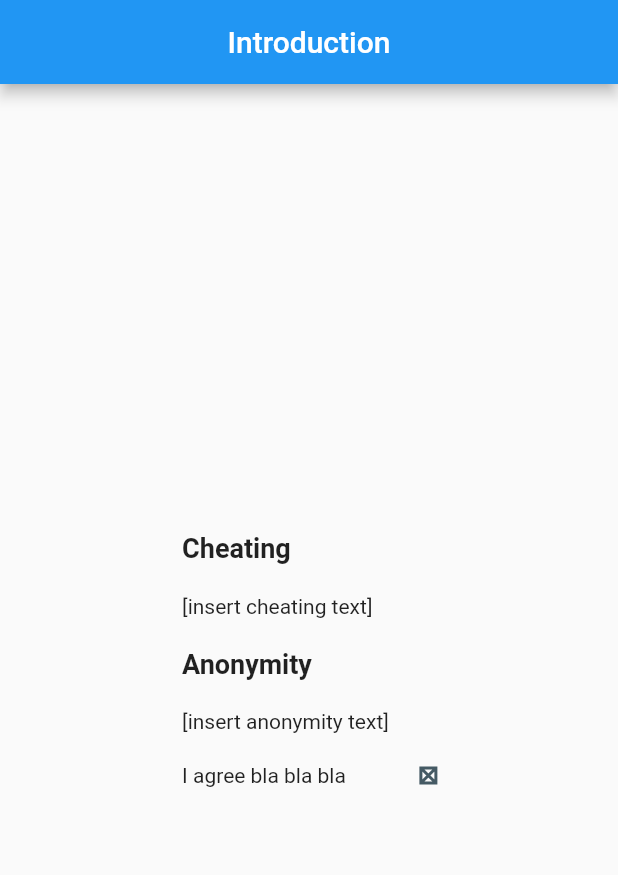
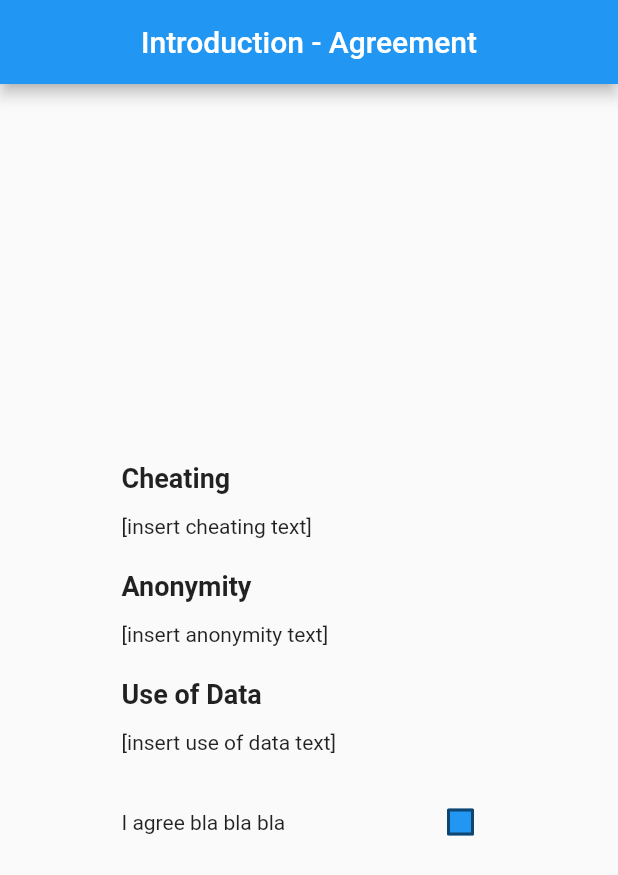
Before and after one commit to HadyMash/psych-ia-experiment, a Flutter app: the screen it shows after launch, after a tap on "Get Started", on a phone screen of 412 x 824 dp. Shown: the top 875 px of the screen. Run offline on Flutter 3.47's test engine with Material 2 defaults, Android fonts, the phone set to English and light mode, and no system bars; our stand-ins replace cloud_firestore, firebase_auth, firebase_core; missing offline and left inert: dart:html; accounts and stored records are empty.

Commit message:
finished introduction screens.

```diff
--- a/lib/main.dart
+++ b/lib/main.dart
@@ -29,7 +29,7 @@ class Home extends StatelessWidget {
         child: ElevatedButton(
           child: const Text('Get Started'),
           onPressed: () => Navigator.of(context)
-              .push(MaterialPageRoute(builder: (context) => const Intro())),
+              .push(MaterialPageRoute(builder: (context) => const Agreement())),
         ),
       ),
       bottomNavigationBar: SizedBox(
--- a/lib/screens/intro.dart
+++ b/lib/screens/intro.dart
@@ -1,28 +1,39 @@
 import 'package:flutter/material.dart';
 
-class Intro extends StatefulWidget {
-  const Intro({Key? key}) : super(key: key);
+class Agreement extends StatefulWidget {
+  const Agreement({Key? key}) : super(key: key);
 
   @override
-  _IntroState createState() => _IntroState();
+  _AgreementState createState() => _AgreementState();
 }
 
-class _IntroState extends State<Intro> {
+class _AgreementState extends State<Agreement> {
+  bool offstage = true;
+  bool isChecked = false;
+
   @override
   Widget build(BuildContext context) {
-    final double height = MediaQuery.of(context).size.height;
-    final double width = MediaQuery.of(context).size.width;
+    Color getColor(Set<MaterialState> states) {
+      const Set<MaterialState> interactiveStates = <MaterialState>{
+        MaterialState.pressed,
+        MaterialState.hovered,
+        MaterialState.focused,
+      };
+      if (states.any(interactiveStates.contains)) {
+        return Colors.blue;
+      }
+      return Colors.blue;
+    }
 
     return Scaffold(
       appBar: AppBar(
-        title: const Text('Introduction'),
+        title: const Text('Introduction - Agreement'),
         automaticallyImplyLeading: false,
         centerTitle: true,
       ),
       body: Center(
-        child: Padding(
-          padding: EdgeInsets.symmetric(
-              vertical: height * 0.1, horizontal: width * 0.2),
+        child: SizedBox(
+          width: 250,
           child: SingleChildScrollView(
             child: Column(
               mainAxisSize: MainAxisSize.max,
@@ -33,9 +44,10 @@ class _IntroState extends State<Intro> {
                   style: TextStyle(fontWeight: FontWeight.w700, fontSize: 18),
                   textAlign: TextAlign.left,
                 ),
-                const SizedBox(height: 20),
+                const SizedBox(height: 10),
                 const Text(
                   '[insert cheating text]',
+                  style: TextStyle(height: 1.5),
                   textAlign: TextAlign.left,
                 ),
                 const SizedBox(height: 20),
@@ -44,22 +56,54 @@ class _IntroState extends State<Intro> {
                   style: TextStyle(fontWeight: FontWeight.w700, fontSize: 18),
                   textAlign: TextAlign.left,
                 ),
+                const SizedBox(height: 10),
+                const Text(
+                  '[insert anonymity text]',
+                  style: TextStyle(height: 1.5),
+                  textAlign: TextAlign.left,
+                ),
                 const SizedBox(height: 20),
                 const Text(
-                  '[insert anonymity text]',
+                  'Use of Data',
+                  style: TextStyle(fontWeight: FontWeight.w700, fontSize: 18),
+                  textAlign: TextAlign.left,
+                ),
+                const SizedBox(height: 10),
+                const Text(
+                  '[insert use of data text]',
+                  style: TextStyle(height: 1.5),
                   textAlign: TextAlign.left,
                 ),
                 const SizedBox(height: 20),
                 Row(
-                  mainAxisSize: MainAxisSize.min,
-                  children: const [
-                    Text('I agree bla bla bla'),
-                    SizedBox(width: 50),
-                    Placeholder(
-                      fallbackHeight: 10,
-                      fallbackWidth: 10,
-                    )
+                  mainAxisSize: MainAxisSize.max,
+                  mainAxisAlignment: MainAxisAlignment.spaceBetween,
+                  children: [
+                    const Text('I agree bla bla bla'),
+                    Checkbox(
+                      checkColor: Colors.white,
+                      fillColor: MaterialStateProperty.resolveWith(getColor),
+                      value: isChecked,
+                      onChanged: (bool? value) {
+                        setState(() {
+                          isChecked = value!;
+                          offstage = !value;
+                        });
+                      },
+                    ),
                   ],
+                ),
+                Offstage(offstage: offstage, child: const SizedBox(height: 20)),
+                Offstage(
+                  offstage: offstage,
+                  child: Center(
+                    child: ElevatedButton(
+                      child: const Text('Next'),
+                      onPressed: () => Navigator.of(context).pushReplacement(
+                          MaterialPageRoute(
+                              builder: (context) => const Explanation())),
+                    ),
+                  ),
                 ),
               ],
             ),
@@ -69,3 +113,97 @@ class _IntroState extends State<Intro> {
     );
   }
 }
+
+class Explanation extends StatelessWidget {
+  const Explanation({Key? key}) : super(key: key);
+
+  @override
+  Widget build(BuildContext context) {
+    return Scaffold(
+      appBar: AppBar(
+        title: const Text('Introduction - Explanation'),
+        automaticallyImplyLeading: false,
+        centerTitle: true,
+      ),
+      body: Center(
+        child: SizedBox(
+          width: 250,
+          child: SingleChildScrollView(
+            child: Column(
+              mainAxisSize: MainAxisSize.max,
+              crossAxisAlignment: CrossAxisAlignment.start,
+              children: [
+                const Text(
+                  'The Experiment',
+                  style: TextStyle(fontWeight: FontWeight.w700, fontSize: 18),
+                  textAlign: TextAlign.left,
+                ),
+                const SizedBox(height: 10),
+                const Text(
+                  '[insert text about the explanation of the experiment]',
+                  style: TextStyle(height: 1.5),
+                  textAlign: TextAlign.left,
+                ),
+                const SizedBox(height: 20),
+                Center(
+                  child: ElevatedButton(
+                    onPressed: () => Navigator.of(context).pushReplacement(
+                        MaterialPageRoute(
+                            builder: (context) => const AreYouReady())),
+                    child: const Text('Next'),
+                  ),
+                ),
+              ],
+            ),
+          ),
+        ),
+      ),
+    );
+  }
+}
+
+class AreYouReady extends StatelessWidget {
+  const AreYouReady({Key? key}) : super(key: key);
+
+  @override
+  Widget build(BuildContext context) {
+    return Scaffold(
+      appBar: AppBar(
+        title: const Text('Introduction - Explanation'),
+        automaticallyImplyLeading: false,
+        centerTitle: true,
+      ),
+      body: Center(
+        child: SizedBox(
+          width: 250,
+          child: SingleChildScrollView(
+            child: Column(
+              mainAxisSize: MainAxisSize.max,
+              crossAxisAlignment: CrossAxisAlignment.start,
+              children: [
+                const Text(
+                  'Are You Ready?',
+                  style: TextStyle(fontWeight: FontWeight.w700, fontSize: 18),
+                  textAlign: TextAlign.left,
+                ),
+                const SizedBox(height: 20),
+                const Text(
+                  'Once you press \'Start\' the experiment will begin. You will not be able to pause once started. The experiment should take about [insert time here] minutes. You will have [insert time] minutes for each text and as long as you\'d like to answer each text. There are 3 texts in total. Good luck!',
+                  style: TextStyle(height: 1.5),
+                  textAlign: TextAlign.left,
+                ),
+                const SizedBox(height: 20),
+                Center(
+                  child: ElevatedButton(
+                    child: const Text('Start'),
+                    onPressed: () {},
+                  ),
+                ),
+              ],
+            ),
+          ),
+        ),
+      ),
+    );
+  }
+}
```
